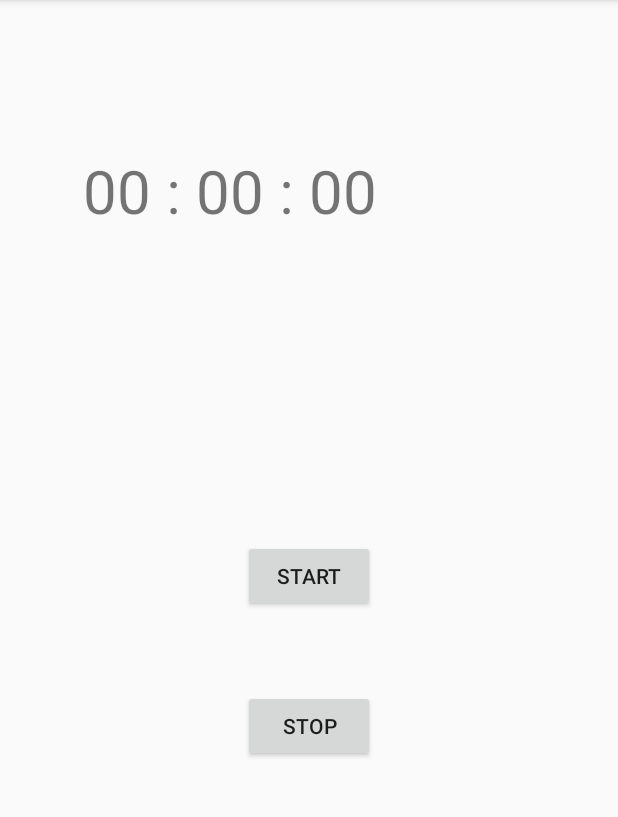
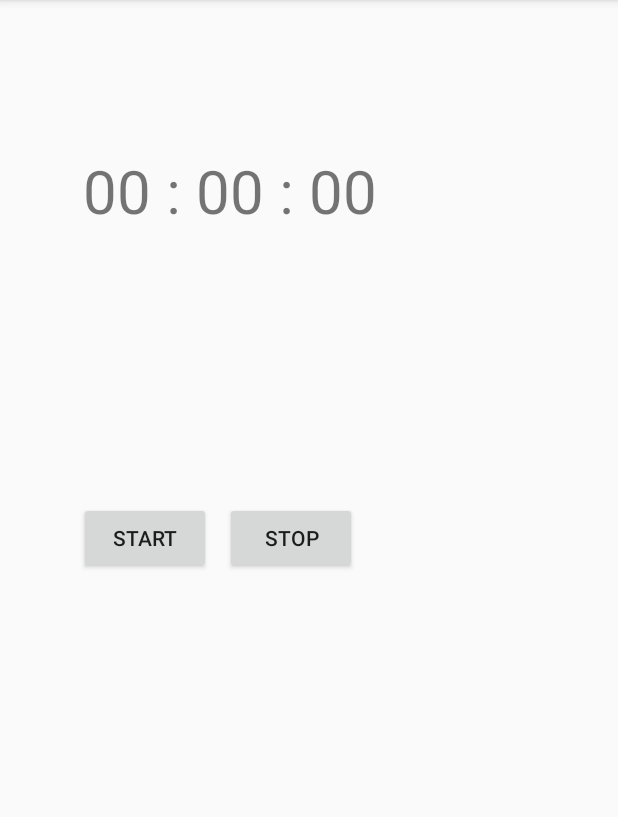
Before and after one commit to BDYLL/moviles, an Android app: the TimerActivity screen opened directly, with no data from a screen before it, on a phone screen of 412 x 824 dp, the part 84-901 px from its top. Run offline under Robolectric (Android 15) with nearby library versions, the phone set to English and light mode, and no system bars.

Commit message:
added subactivity screen and update stuff to make it work

```diff
--- a/app/src/main/AndroidManifest.xml
+++ b/app/src/main/AndroidManifest.xml
@@ -7,8 +7,7 @@
             android:icon="@mipmap/ic_launcher"
             android:label="@string/app_name"
             android:supportsRtl="true"
-            android:theme="@style/AppTheme"
-            >
+            android:theme="@style/AppTheme">
         <activity
                 android:name=".Main2Activity"
                 android:label="@string/title_activity_main2"
@@ -29,6 +28,8 @@
         </activity>
         <activity android:name=".ChartActivity">
         </activity>
+        <activity android:name=".SubListActivity">
+        </activity>
     </application>
 
 </manifest>
--- a/app/src/main/res/layout/activity_timer.xml
+++ b/app/src/main/res/layout/activity_timer.xml
@@ -35,17 +35,20 @@
             android:text="Start"
             android:layout_width="wrap_content"
             android:layout_height="wrap_content"
-        android:layout_centerVertical="true"
-        android:layout_centerHorizontal="true"
-        android:id="@+id/start" />
+            android:id="@+id/start"
+            android:layout_marginTop="109dp"
+            android:layout_marginEnd="9dp"
+            android:layout_below="@+id/activityName"
+            android:layout_toStartOf="@+id/stop"/>
 
     <Button
             android:text="Stop"
             android:layout_width="wrap_content"
             android:layout_height="wrap_content"
-        android:layout_below="@+id/start"
-        android:layout_alignStart="@+id/start"
-        android:layout_marginTop="52dp"
-        android:id="@+id/stop" />
+            android:id="@+id/stop"
+            android:layout_marginEnd="13dp"
+            android:layout_alignBaseline="@+id/start"
+            android:layout_alignBottom="@+id/start"
+            android:layout_alignEnd="@+id/timerView"/>
 
 </RelativeLayout>
--- a/app/src/main/res/menu/activity_main4_drawer.xml
+++ b/app/src/main/res/menu/activity_main4_drawer.xml
@@ -6,11 +6,11 @@
                 android:id="@+id/toCalendar"
                 android:icon="@drawable/calendar"
 
-                android:title="Calendar"/>
+                android:title="Calendario"/>
         <item
                 android:id="@+id/toChart"
                 android:icon="@drawable/piechart"
-                android:title="Chart"/>
+                android:title="Graficos"/>
 
     </group>
 
```
Also changed, not shown: app/src/main/java/com/moviles/diego/proyectomoviles/DBHelper.java (+41 -7 lines), app/src/main/java/com/moviles/diego/proyectomoviles/Main3Activity.java (+24 -0 lines), app/src/main/java/com/moviles/diego/proyectomoviles/Main4Activity.java (+5 -2 lines), app/src/main/java/com/moviles/diego/proyectomoviles/SubListActivity.java (added, +35 -0 lines), app/src/main/res/layout/activity_main3.xml (+9 -0 lines), app/src/main/res/layout/activity_sub_list.xml (added, +22 -0 lines), app/src/main/res/layout/nav_header_main4.xml (+1 -7 lines). Lines whose indentation alone changed are shown as unchanged.
